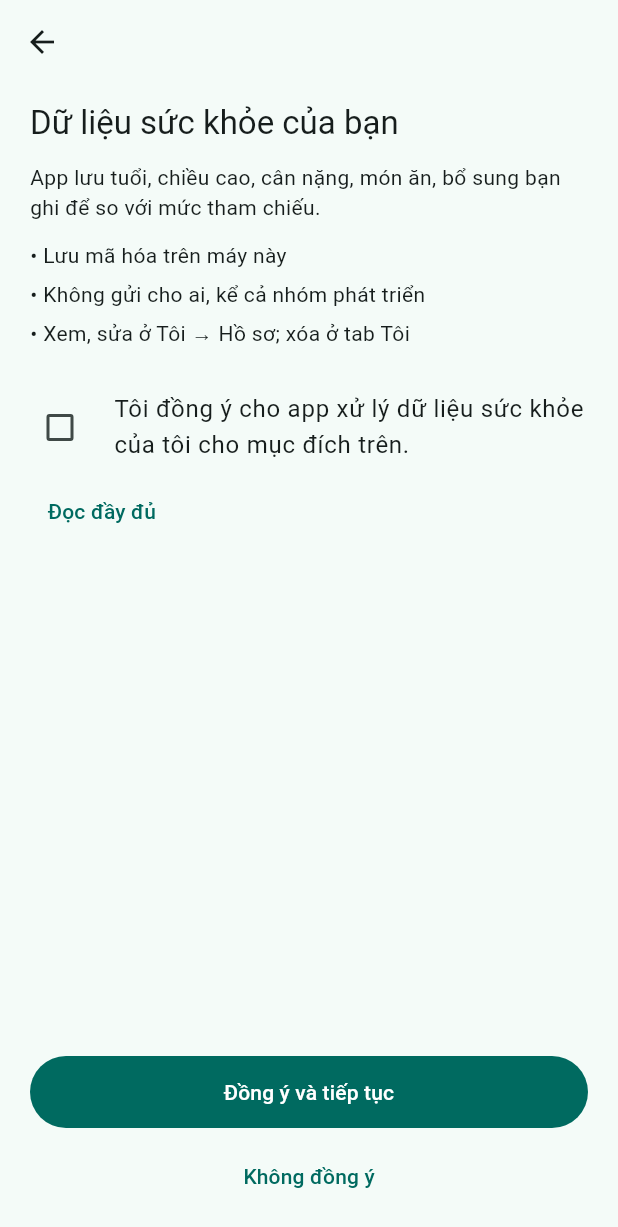
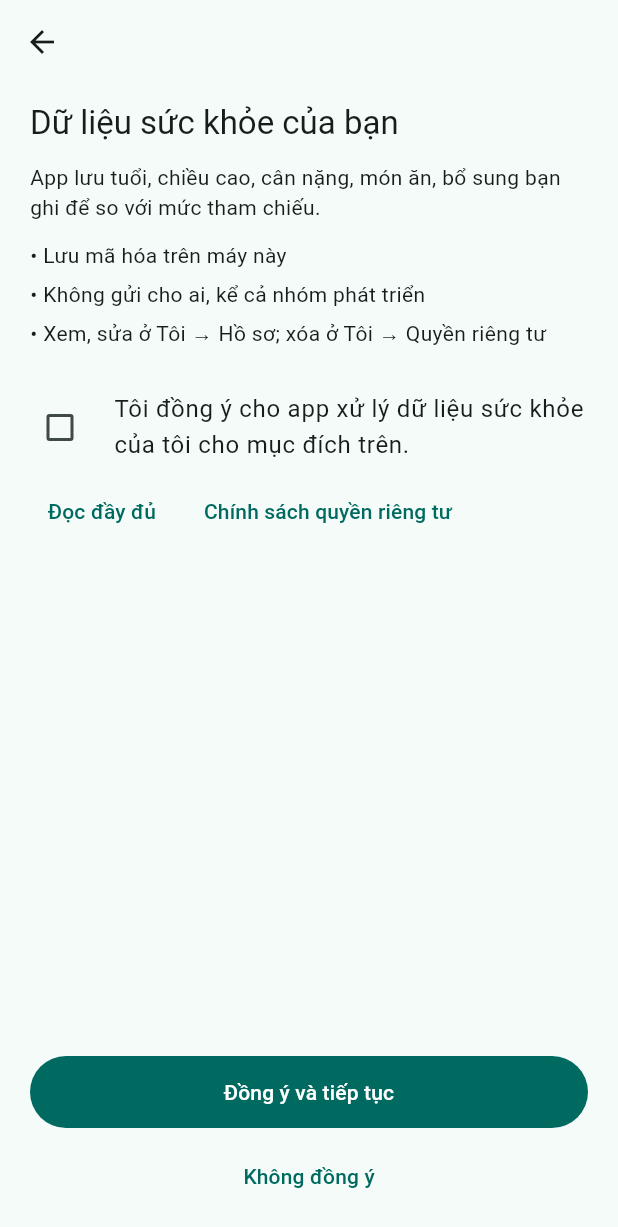
Before and after one commit to anhdt9/wholewell-app, a Flutter app: the _ConsentView screen opened directly with empty values, on a phone screen of 412 x 824 dp. Shown: the top 1227 px of the screen. Run offline on Flutter 3.47's test engine with Material 3 defaults, Android fonts, the phone set to English and light mode, and no system bars; our stand-ins replace drift, google_sign_in, image_picker, material_ui; missing offline and left inert: cryptography, google_mlkit_document_scanner, google_mlkit_text_recognition, googleapis, mobile_scanner, sqlite3; accounts and stored records are empty.

Commit message:
feat(app): thêm màn Chính sách quyền riêng tư offline, cập nhật lời văn đồng ý và kiểm toán Cổng 2

```diff
--- a/app/lib/ui/onboarding_flow.dart
+++ b/app/lib/ui/onboarding_flow.dart
@@ -6,6 +6,7 @@ import '../state/app_state.dart';
 import 'body_metrics_fields.dart';
 import 'common/common_widgets.dart';
 import 'drive_backup_screens.dart';
+import 'privacy_policy_screen.dart';
 
 enum _PreDbStep { welcome, eligibility, notEligible, consent }
 
@@ -738,7 +739,7 @@ class _ConsentView extends StatelessWidget {
                 '• Dữ liệu bạn nhập (tuổi, giới tính sinh học, chiều cao, cân nặng, mức vận động, '
                 'bữa ăn, nước uống, buổi tập, thực phẩm bổ sung) chỉ dùng để so sánh với mức tham chiếu trên máy.\n'
                 '• Toàn bộ được lưu trong CSDL mã hóa trên máy này; không gửi tới máy chủ hay bên thứ ba.\n'
-                '• Bạn có thể sửa hồ sơ ở Tôi → Hồ sơ hoặc rút đồng ý và xóa toàn bộ dữ liệu bất cứ lúc nào ở tab Tôi.',
+                '• Bạn có thể sửa hồ sơ ở Tôi → Hồ sơ hoặc rút đồng ý và xóa toàn bộ dữ liệu bất cứ lúc nào ở Tôi → Quyền riêng tư.',
               ),
             ],
           ),
@@ -772,7 +773,7 @@ class _ConsentView extends StatelessWidget {
           const SizedBox(height: 6),
           const Text('• Không gửi cho ai, kể cả nhóm phát triển'),
           const SizedBox(height: 6),
-          const Text('• Xem, sửa ở Tôi → Hồ sơ; xóa ở tab Tôi'),
+          const Text('• Xem, sửa ở Tôi → Hồ sơ; xóa ở Tôi → Quyền riêng tư'),
           const SizedBox(height: 20),
           CheckboxListTile(
             value: agreed,
@@ -781,12 +782,24 @@ class _ConsentView extends StatelessWidget {
             title: const Text('Tôi đồng ý cho app xử lý dữ liệu sức khỏe của tôi cho mục đích trên.'),
             onChanged: busy ? null : (v) => onAgreedChanged(v == true),
           ),
-          Align(
-            alignment: Alignment.centerLeft,
-            child: TextButton(
-              onPressed: busy ? null : () => _showFullDetails(context),
-              child: const Text('Đọc đầy đủ'),
-            ),
+          Wrap(
+            spacing: 8,
+            children: [
+              TextButton(
+                style: TextButton.styleFrom(minimumSize: const Size(48, 48)),
+                onPressed: busy ? null : () => _showFullDetails(context),
+                child: const Text('Đọc đầy đủ'),
+              ),
+              TextButton(
+                style: TextButton.styleFrom(minimumSize: const Size(48, 48)),
+                onPressed: busy
+                    ? null
+                    : () => Navigator.of(context).push(
+                          MaterialPageRoute<void>(builder: (_) => const PrivacyPolicyScreen()),
+                        ),
+                child: const Text('Chính sách quyền riêng tư'),
+              ),
+            ],
           ),
           if (errorText != null) ...[
             const SizedBox(height: 8),
--- a/app/pubspec.yaml
+++ b/app/pubspec.yaml
@@ -37,6 +37,7 @@ flutter:
   uses-material-design: true
   assets:
     - assets/reference_pack.json
+    - assets/privacy_policy.md
     - assets/food_library.db
     - assets/food_library_manifest.json
     - assets/dsld_library.db.gz
```
Also changed, not shown: app/lib/ui/privacy_policy_screen.dart (added, +75 -0 lines), app/lib/ui/privacy_screen.dart (+13 -0 lines), 3 other files.
